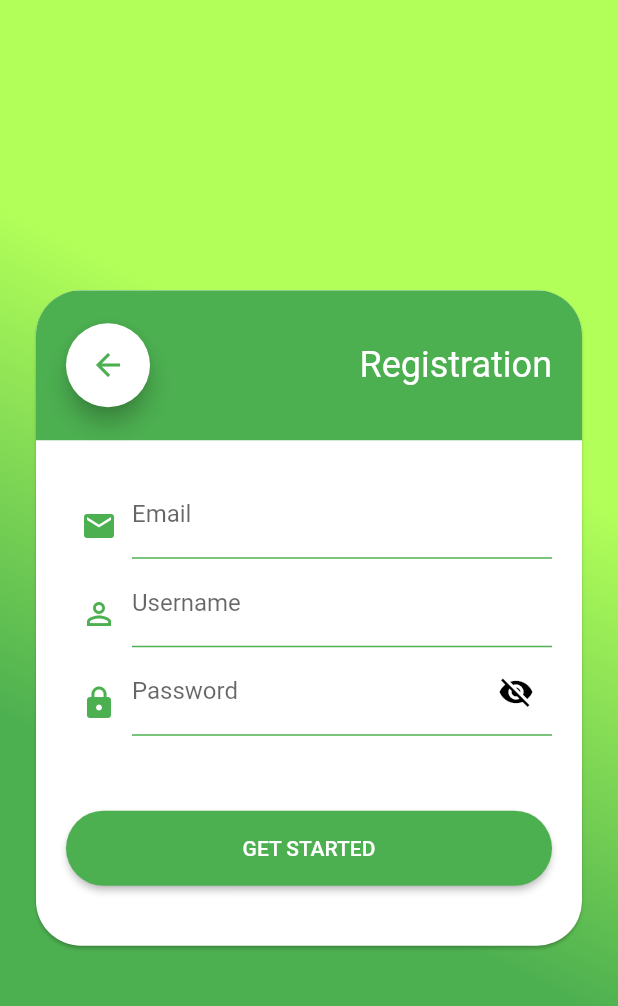
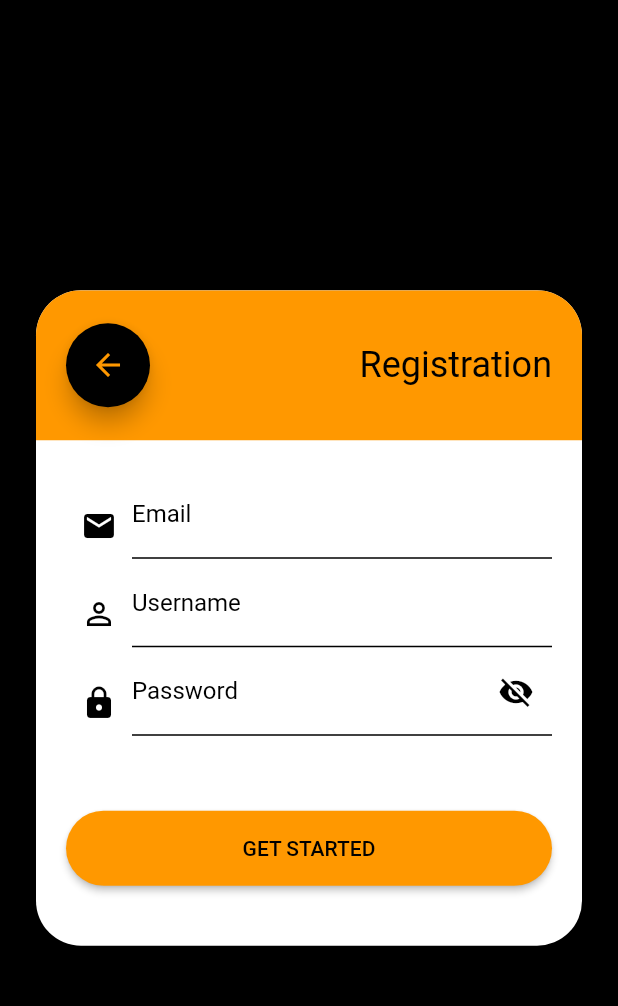
Before and after one commit to UttamPanchasara/FlutterLoginUI, a Flutter app: the screen it shows after launch, after a tap on the "arrow forward" icon, on a phone screen of 412 x 824 dp. Shown: the top 1006 px of the screen. Run offline on Flutter 3.47's test engine with Material 2 defaults, Android fonts, the phone set to English and light mode, and no system bars.

Commit message:
UI changes

```diff
--- a/lib/SignInScreen.dart
+++ b/lib/SignInScreen.dart
@@ -1,5 +1,6 @@
 import 'package:flutter/material.dart';
 import 'package:flutter_login_ui/SignUpScreen.dart';
+import 'package:flutter_login_ui/utils/EnterExitRoute.dart';
 
 class SignInScreen extends StatefulWidget {
   @override
@@ -8,6 +9,9 @@ class SignInScreen extends StatefulWidget {
 
 class _SignInScreenState extends State<SignInScreen> {
   bool passwordVisible;
+
+  final Color accentColor = Colors.orange;
+  final Color darkColor = Colors.black;
 
   @override
   void initState() {
@@ -36,22 +40,7 @@ class _SignInScreenState extends State<SignInScreen> {
   Widget body() {
     return Container(
       // Add box decoration
-      decoration: BoxDecoration(
-        // Box decoration takes a gradient
-        gradient: LinearGradient(
-          // Where the linear gradient begins and ends
-          begin: Alignment.topLeft,
-          end: Alignment.bottomRight,
-          // Add one stop for each color. Stops should increase from 0 to 1
-          colors: [
-            // Colors are easy thanks to Flutter's Colors class.
-            Colors.lightGreenAccent,
-            Colors.lightGreenAccent,
-            Colors.green,
-            Colors.green,
-          ],
-        ),
-      ),
+      color: darkColor,
       child: Center(
         child: Padding(
           padding: EdgeInsets.all(20),
@@ -66,7 +55,7 @@ class _SignInScreenState extends State<SignInScreen> {
                 Container(
                   height: 100,
                   width: double.maxFinite,
-                  color: Colors.green,
+                  color: accentColor,
                   child: Row(
                     mainAxisAlignment: MainAxisAlignment.spaceBetween,
                     children: <Widget>[
@@ -75,7 +64,7 @@ class _SignInScreenState extends State<SignInScreen> {
                         child: Text(
                           "Login",
                           style: TextStyle(
-                              color: Colors.white,
+                              color: darkColor,
                               fontSize: 24,
                               fontWeight: FontWeight.w400),
                         ),
@@ -83,17 +72,23 @@ class _SignInScreenState extends State<SignInScreen> {
                       Padding(
                         padding: EdgeInsets.all(20),
                         child: FloatingActionButton(
-                          backgroundColor: Colors.white,
+                          backgroundColor: Colors.black,
                           onPressed: () {
-                            Navigator.push(
+                            /*Navigator.push(
                               context,
                               MaterialPageRoute(
                                   builder: (context) => SignUpScreen()),
-                            );
+                            );*/
+
+                            Navigator.push(
+                                context,
+                                EnterExitRoute(
+                                    exitPage: SignInScreen(),
+                                    enterPage: SignUpScreen()));
                           },
                           child: Icon(
                             Icons.arrow_forward,
-                            color: Colors.green,
+                            color: Colors.orangeAccent,
                           ),
                         ),
                       )
@@ -111,20 +106,25 @@ class _SignInScreenState extends State<SignInScreen> {
                             padding: EdgeInsets.all(10),
                             child: Icon(
                               Icons.perm_identity,
-                              color: Colors.green,
+                              color: darkColor,
                             ),
                           ),
                           Expanded(
                             child: TextFormField(
                               decoration: InputDecoration(
                                 labelText: 'Username',
+                                labelStyle: TextStyle(
+                                  color: darkColor,
+                                ),
                                 focusedBorder: UnderlineInputBorder(
-                                  borderSide:
-                                      BorderSide(color: Colors.green,),
+                                  borderSide: BorderSide(
+                                    color: darkColor,
+                                  ),
                                 ),
                                 enabledBorder: UnderlineInputBorder(
-                                  borderSide:
-                                      BorderSide(color: Colors.green,),
+                                  borderSide: BorderSide(
+                                    color: darkColor,
+                                  ),
                                 ),
                               ),
                             ),
@@ -138,7 +138,7 @@ class _SignInScreenState extends State<SignInScreen> {
                             padding: EdgeInsets.all(10),
                             child: Icon(
                               Icons.lock,
-                              color: Colors.green,
+                              color: darkColor,
                             ),
                           ),
                           Expanded(
@@ -146,6 +146,9 @@ class _SignInScreenState extends State<SignInScreen> {
                               obscureText: passwordVisible,
                               decoration: InputDecoration(
                                 labelText: 'Password',
+                                labelStyle: TextStyle(
+                                  color: darkColor,
+                                ),
                                 suffixIcon: IconButton(
                                   icon: Icon(
                                     passwordVisible
@@ -160,12 +163,14 @@ class _SignInScreenState extends State<SignInScreen> {
                                   },
                                 ),
                                 focusedBorder: UnderlineInputBorder(
-                                  borderSide:
-                                      BorderSide(color: Colors.green,),
+                                  borderSide: BorderSide(
+                                    color: darkColor,
+                                  ),
                                 ),
                                 enabledBorder: UnderlineInputBorder(
-                                  borderSide:
-                                      BorderSide(color: Colors.green,),
+                                  borderSide: BorderSide(
+                                    color: darkColor,
+                                  ),
                                 ),
                               ),
                             ),
@@ -182,8 +187,8 @@ class _SignInScreenState extends State<SignInScreen> {
                               borderRadius: new BorderRadius.circular(30),
                             ),
                             onPressed: () {},
-                            textColor: Colors.white,
-                            color: Colors.green,
+                            textColor: darkColor,
+                            color: accentColor,
                             padding: EdgeInsets.all(10),
                             child: Text(
                               "SIGN IN",
--- a/lib/SignUpScreen.dart
+++ b/lib/SignUpScreen.dart
@@ -7,6 +7,9 @@ class SignUpScreen extends StatefulWidget {
 
 class _SignUpScreenState extends State<SignUpScreen> {
   bool passwordVisible;
+
+  final Color accentColor = Colors.orange;
+  final Color darkColor = Colors.black;
 
   @override
   void initState() {
@@ -35,23 +38,7 @@ class _SignUpScreenState extends State<SignUpScreen> {
   Widget body() {
     return Container(
       // Add box decoration
-      decoration: BoxDecoration(
-        // Box decoration takes a gradient
-        gradient: LinearGradient(
-          // Where the linear gradient begins and ends
-          begin: Alignment.topRight,
-          end: Alignment.bottomLeft,
-          // Add one stop for each color. Stops should increase from 0 to 1
-          colors: [
-            // Colors are easy thanks to Flutter's Colors class.
-            // Colors are easy thanks to Flutter's Colors class.
-            Colors.lightGreenAccent,
-            Colors.lightGreenAccent,
-            Colors.green,
-            Colors.green,
-          ],
-        ),
-      ),
+      color: darkColor,
       child: Center(
         child: Padding(
           padding: EdgeInsets.all(20),
@@ -66,20 +53,22 @@ class _SignUpScreenState extends State<SignUpScreen> {
                 Container(
                   height: 100,
                   width: double.maxFinite,
-                  color: Colors.green,
+                  color: accentColor,
                   child: Row(
                     mainAxisAlignment: MainAxisAlignment.spaceBetween,
                     children: <Widget>[
                       Padding(
                         padding: EdgeInsets.all(20),
                         child: FloatingActionButton(
-                          backgroundColor: Colors.white,
+                          backgroundColor: darkColor,
                           onPressed: () {
                             Navigator.pop(context);
+                            /*Navigator.pushReplacement(
+                                context, SlideRightRoute(page: SignInScreen()));*/
                           },
                           child: Icon(
                             Icons.arrow_back,
-                            color: Colors.green,
+                            color: accentColor,
                           ),
                         ),
                       ),
@@ -88,7 +77,7 @@ class _SignUpScreenState extends State<SignUpScreen> {
                         child: Text(
                           "Registration",
                           style: TextStyle(
-                              color: Colors.white,
+                              color: darkColor,
                               fontSize: 24,
                               fontWeight: FontWeight.w400),
                         ),
@@ -107,18 +96,25 @@ class _SignUpScreenState extends State<SignUpScreen> {
                             padding: EdgeInsets.all(10),
                             child: Icon(
                               Icons.email,
-                              color: Colors.green,
+                              color: darkColor,
                             ),
                           ),
                           Expanded(
                             child: TextFormField(
                               decoration: InputDecoration(
                                 labelText: 'Email',
+                                labelStyle: TextStyle(
+                                  color: darkColor,
+                                ),
                                 focusedBorder: UnderlineInputBorder(
-                                  borderSide: BorderSide(color: Colors.green),
+                                  borderSide: BorderSide(
+                                    color: darkColor,
+                                  ),
                                 ),
                                 enabledBorder: UnderlineInputBorder(
-                                  borderSide: BorderSide(color: Colors.green),
+                                  borderSide: BorderSide(
+                                    color: darkColor,
+                                  ),
                                 ),
                               ),
                             ),
@@ -132,18 +128,25 @@ class _SignUpScreenState extends State<SignUpScreen> {
                             padding: EdgeInsets.all(10),
                             child: Icon(
                               Icons.perm_identity,
-                              color: Colors.green,
+                              color: darkColor,
                             ),
                           ),
                           Expanded(
                             child: TextFormField(
                               decoration: InputDecoration(
                                 labelText: 'Username',
+                                labelStyle: TextStyle(
+                                  color: darkColor,
+                                ),
                                 focusedBorder: UnderlineInputBorder(
-                                  borderSide: BorderSide(color: Colors.green),
+                                  borderSide: BorderSide(
+                                    color: darkColor,
+                                  ),
                                 ),
                                 enabledBorder: UnderlineInputBorder(
-                                  borderSide: BorderSide(color: Colors.green),
+                                  borderSide: BorderSide(
+                                    color: darkColor,
+                                  ),
                                 ),
                               ),
                             ),
@@ -157,7 +160,7 @@ class _SignUpScreenState extends State<SignUpScreen> {
                             padding: EdgeInsets.all(10),
                             child: Icon(
                               Icons.lock,
-                              color: Colors.green,
+                              color: darkColor,
                             ),
                           ),
                           Expanded(
@@ -165,6 +168,9 @@ class _SignUpScreenState extends State<SignUpScreen> {
                               obscureText: passwordVisible,
                               decoration: InputDecoration(
                                 labelText: 'Password',
+                                labelStyle: TextStyle(
+                                  color: darkColor,
+                                ),
                                 suffixIcon: IconButton(
                                   icon: Icon(
                                     passwordVisible
@@ -179,10 +185,14 @@ class _SignUpScreenState extends State<SignUpScreen> {
                                   },
                                 ),
                                 focusedBorder: UnderlineInputBorder(
-                                  borderSide: BorderSide(color: Colors.green),
+                                  borderSide: BorderSide(
+                                    color: darkColor,
+                                  ),
                                 ),
                                 enabledBorder: UnderlineInputBorder(
-                                  borderSide: BorderSide(color: Colors.green),
+                                  borderSide: BorderSide(
+                                    color: darkColor,
+                                  ),
                                 ),
                               ),
                             ),
@@ -199,8 +209,8 @@ class _SignUpScreenState extends State<SignUpScreen> {
                               borderRadius: new BorderRadius.circular(30),
                             ),
                             onPressed: () {},
-                            textColor: Colors.white,
-                            color: Colors.green,
+                            textColor: darkColor,
+                            color: accentColor,
                             padding: EdgeInsets.all(10),
                             child: Text(
                               "GET STARTED",
--- a/lib/main.dart
+++ b/lib/main.dart
@@ -9,7 +9,7 @@ class MyApp extends StatelessWidget {
   Widget build(BuildContext context) {
     return MaterialApp(
       theme: ThemeData(
-        primarySwatch: Colors.purple,
+        primarySwatch: Colors.orange,
       ),
       home: SignInScreen(),
     );
--- /dev/null
+++ b/lib/utils/EnterExitRoute.dart
@@ -0,0 +1,40 @@
+import 'package:flutter/cupertino.dart';
+
+class EnterExitRoute extends PageRouteBuilder {
+  final Widget enterPage;
+  final Widget exitPage;
+
+  EnterExitRoute({this.exitPage, this.enterPage})
+      : super(
+          pageBuilder: (
+            BuildContext context,
+            Animation<double> animation,
+            Animation<double> secondaryAnimation,
+          ) =>
+              enterPage,
+          transitionsBuilder: (
+            BuildContext context,
+            Animation<double> animation,
+            Animation<double> secondaryAnimation,
+            Widget child,
+          ) =>
+              Stack(
+            children: <Widget>[
+              SlideTransition(
+                position: new Tween<Offset>(
+                  begin: const Offset(0.0, 0.0),
+                  end: const Offset(-1.0, 0.0),
+                ).animate(animation),
+                child: exitPage,
+              ),
+              SlideTransition(
+                position: new Tween<Offset>(
+                  begin: const Offset(1.0, 0.0),
+                  end: Offset.zero,
+                ).animate(animation),
+                child: enterPage,
+              )
+            ],
+          ),
+        );
+}
--- /dev/null
+++ b/lib/utils/SlideRightRoute.dart
@@ -0,0 +1,28 @@
+import 'package:flutter/cupertino.dart';
+
+class SlideRightRoute extends PageRouteBuilder {
+  final Widget page;
+
+  SlideRightRoute({this.page})
+      : super(
+          pageBuilder: (
+            BuildContext context,
+            Animation<double> animation,
+            Animation<double> secondaryAnimation,
+          ) =>
+              page,
+          transitionsBuilder: (
+            BuildContext context,
+            Animation<double> animation,
+            Animation<double> secondaryAnimation,
+            Widget child,
+          ) =>
+              SlideTransition(
+            position: Tween<Offset>(
+              begin: const Offset(-1, 0),
+              end: Offset.zero,
+            ).animate(animation),
+            child: child,
+          ),
+        );
+}
```
Also changed, not shown: lib/utils/ScaleRoute.dart (added, +33 -0 lines), lib/utils/SlideLeftRoute.dart (added, +28 -0 lines).
